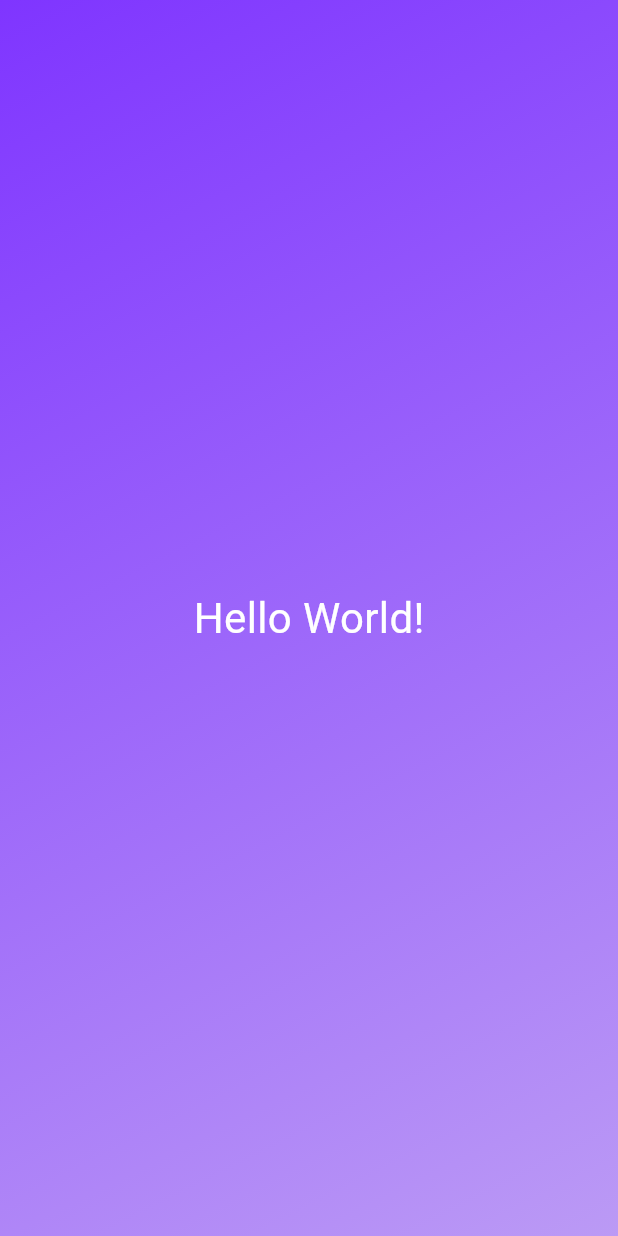
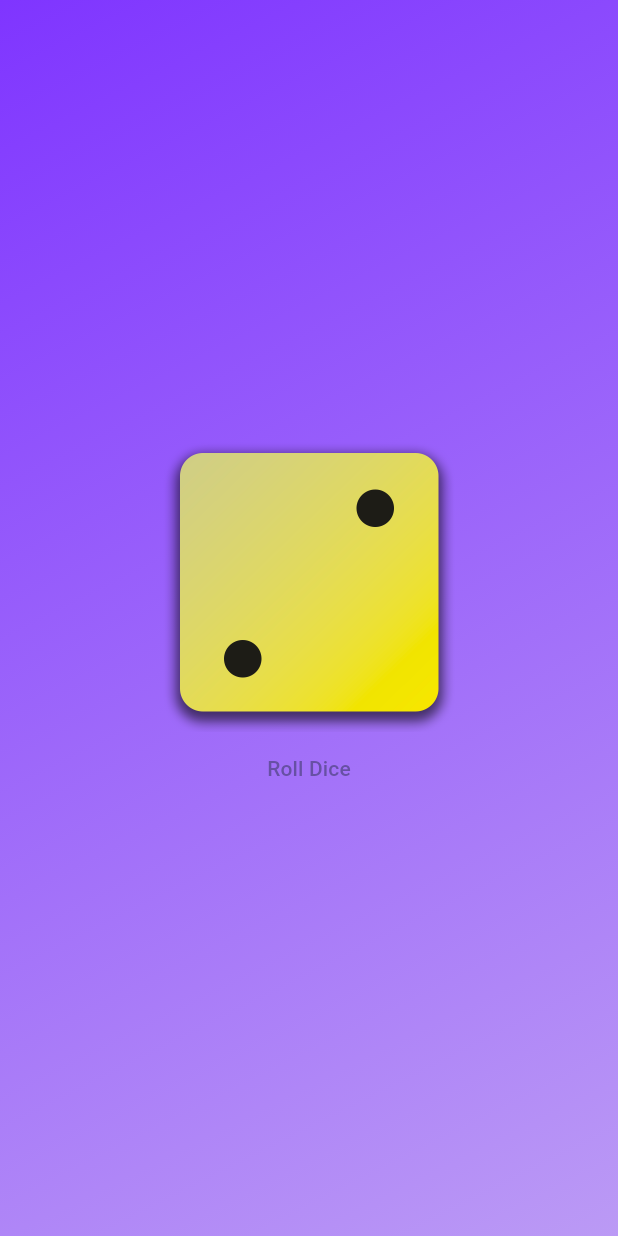
Before and after one commit to ByeolNabi/flutter_study, a Flutter app: the screen it shows after launch, on a phone screen of 412 x 824 dp. Run offline on Flutter 3.47's test engine with Material 3 defaults, Android fonts, the phone set to English and light mode, and no system bars.

Commit message:
align center

```diff
--- a/lib/gradient_container.dart
+++ b/lib/gradient_container.dart
@@ -1,14 +1,24 @@
 import 'package:flutter/material.dart';
+
 import 'package:flutter_study/styledText.dart';
 
 var startAlignment = Alignment.topLeft;
 var endAlignment = Alignment.bottomRight;
 
 class GradientContainer extends StatelessWidget {
-  const GradientContainer(this.color1, this.color2,{super.key});
+  const GradientContainer(this.color1, this.color2, {super.key});
+
+  // 생성자 함수? 이렇게 생성자 함수를 만들면 gradient color를 바로바로 만들 수 있음.
+  const GradientContainer.purple({super.key})
+      : color1 = Colors.deepPurple,
+        color2 = Colors.indigo;
 
   final Color color1;
   final Color color2;
+
+  void rollDice() {
+    // ...
+  }
 
   @override
   Widget build(context) {
@@ -20,7 +30,21 @@ class GradientContainer extends StatelessWidget {
           end: endAlignment,
         ),
       ),
-      child: const Center(child: StyledText('Hello World!')),
+      child: Center(
+        child: Column(
+          mainAxisSize: MainAxisSize.min, // Column의 요소를 중간으로 정렬
+          children: [
+            Image.asset(
+              'assets/images/dice-2.png',
+              width: 200,
+            ),
+            TextButton(
+              onPressed: rollDice,
+              child: const Text('Roll Dice'),
+            ),
+          ],
+        ),
+      ),
     );
   }
 }
```
